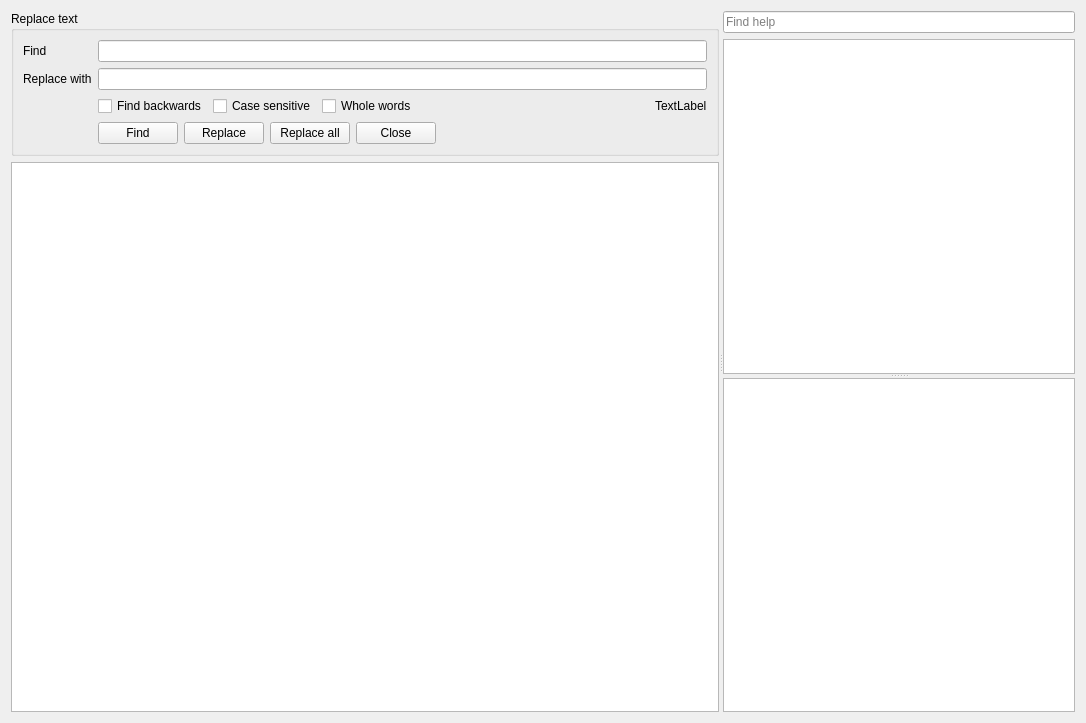
Qt form editor/gui/scriptwidget.ui (ensisoft/detonator) before a commit.
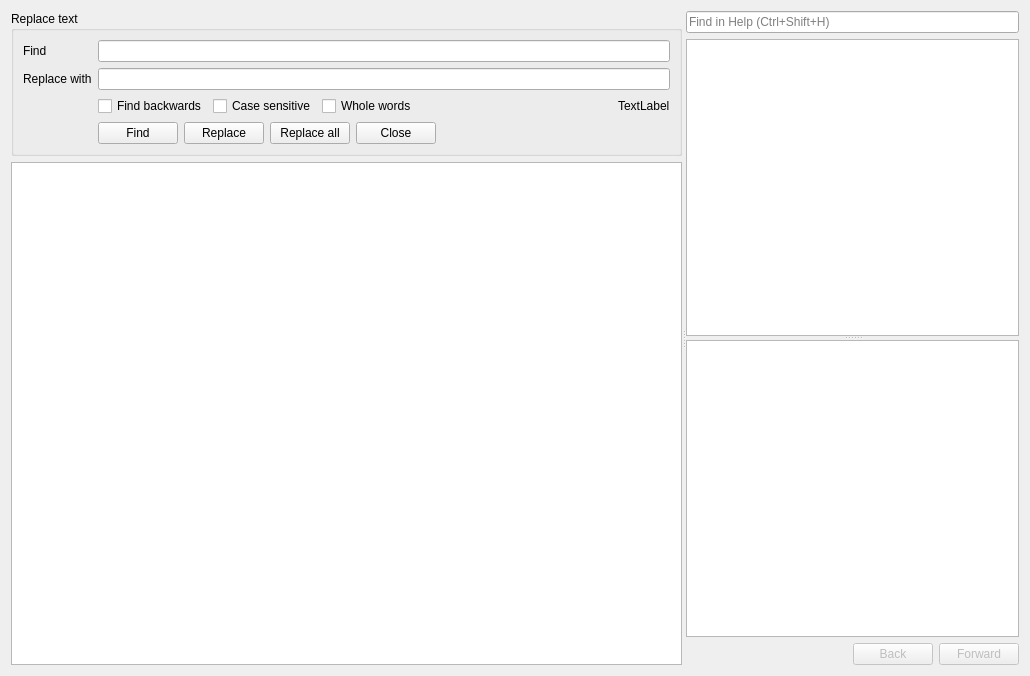
The same form after that commit. Icons and pictures are not drawn. Custom widgets are drawn as their Qt base class.

Commit message:
Add buttons to navigate back/forward in Lua API doc text browser
Add buttons to navigate back/forward in Lua API doc text browser
widget in script widget.

The edit to the form file:
```diff
--- a/editor/gui/scriptwidget.ui
+++ b/editor/gui/scriptwidget.ui
@@ -6,8 +6,8 @@
    <rect>
     <x>0</x>
     <y>0</y>
-    <width>1086</width>
-    <height>723</height>
+    <width>1030</width>
+    <height>676</height>
    </rect>
   </property>
   <property name="windowTitle">
@@ -17,7 +17,7 @@
    <iconset resource="../resource/resource.qrc">
     <normaloff>:/16x16_ico_png/script.png</normaloff>:/16x16_ico_png/script.png</iconset>
   </property>
-  <layout class="QVBoxLayout" name="verticalLayout_4">
+  <layout class="QVBoxLayout" name="verticalLayout_5">
    <item>
     <widget class="QSplitter" name="mainSplitter">
      <property name="orientation">
@@ -176,20 +176,20 @@
        </item>
       </layout>
      </widget>
-     <widget class="QWidget" name="layoutWidget">
-      <layout class="QVBoxLayout" name="verticalLayout">
-       <item>
-        <widget class="QLineEdit" name="filter">
-         <property name="placeholderText">
-          <string>Find help</string>
-         </property>
-        </widget>
-       </item>
-       <item>
-        <widget class="QSplitter" name="helpSplitter">
-         <property name="orientation">
-          <enum>Qt::Vertical</enum>
-         </property>
+     <widget class="QSplitter" name="helpSplitter">
+      <property name="orientation">
+       <enum>Qt::Vertical</enum>
+      </property>
+      <widget class="QWidget" name="layoutWidget">
+       <layout class="QVBoxLayout" name="verticalLayout_4">
+        <item>
+         <widget class="QLineEdit" name="filter">
+          <property name="placeholderText">
+           <string>Find in Help (Ctrl+Shift+H)</string>
+          </property>
+         </widget>
+        </item>
+        <item>
          <widget class="QTableView" name="tableView">
           <property name="sizePolicy">
            <sizepolicy hsizetype="Preferred" vsizetype="Expanding">
@@ -213,6 +213,12 @@
            <number>21</number>
           </attribute>
          </widget>
+        </item>
+       </layout>
+      </widget>
+      <widget class="QWidget" name="layoutWidget">
+       <layout class="QVBoxLayout" name="verticalLayout">
+        <item>
          <widget class="QTextBrowser" name="textBrowser">
           <property name="sizePolicy">
            <sizepolicy hsizetype="Preferred" vsizetype="Expanding">
@@ -237,9 +243,57 @@
            <set>Qt::TextBrowserInteraction</set>
           </property>
          </widget>
-        </widget>
-       </item>
-      </layout>
+        </item>
+        <item>
+         <layout class="QHBoxLayout" name="horizontalLayout_6">
+          <item>
+           <spacer name="horizontalSpacer_5">
+            <property name="orientation">
+             <enum>Qt::Horizontal</enum>
+            </property>
+            <property name="sizeHint" stdset="0">
+             <size>
+              <width>40</width>
+              <height>20</height>
+             </size>
+            </property>
+           </spacer>
+          </item>
+          <item>
+           <widget class="QPushButton" name="btnNavBack">
+            <property name="enabled">
+             <bool>false</bool>
+            </property>
+            <property name="text">
+             <string>Back</string>
+            </property>
+            <property name="icon">
+             <iconset resource="../resource/resource.qrc">
+              <normaloff>:/16x16_ico_png/arrow_left.png</normaloff>:/16x16_ico_png/arrow_left.png</iconset>
+            </property>
+           </widget>
+          </item>
+          <item>
+           <widget class="QPushButton" name="btnNavForward">
+            <property name="enabled">
+             <bool>false</bool>
+            </property>
+            <property name="layoutDirection">
+             <enum>Qt::RightToLeft</enum>
+            </property>
+            <property name="text">
+             <string>Forward</string>
+            </property>
+            <property name="icon">
+             <iconset resource="../resource/resource.qrc">
+              <normaloff>:/16x16_ico_png/arrow_right.png</normaloff>:/16x16_ico_png/arrow_right.png</iconset>
+            </property>
+           </widget>
+          </item>
+         </layout>
+        </item>
+       </layout>
+      </widget>
      </widget>
     </widget>
    </item>
```
Left out of the diff: 21 changed lines with no effect on the pictures. The commit also changes 5 other files.
